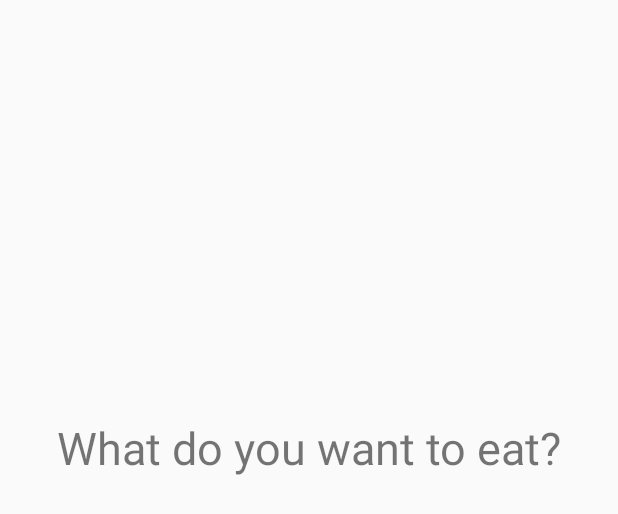
After one commit to pix3lat0r/CPS731Project, an Android app: the layout activity_ingredient_list.xml on its own in the app's theme, with its tools: preview values and no code run, on a phone screen of 412 x 824 dp. The commit adds this screen. Shown: the top 514 px of the screen. Run offline under Robolectric (Android 15) with nearby library versions, the phone set to English and light mode, and no system bars.

Commit message:
inputted some 2 strings in strings.xml

```diff
--- /dev/null
+++ b/app/src/main/res/layout/activity_ingredient_list.xml
@@ -0,0 +1,21 @@
+<?xml version="1.0" encoding="utf-8"?>
+<androidx.constraintlayout.widget.ConstraintLayout
+    xmlns:android="http://schemas.android.com/apk/res/android"
+    xmlns:app="http://schemas.android.com/apk/res-auto"
+    xmlns:tools="http://schemas.android.com/tools"
+    android:layout_width="match_parent"
+    android:layout_height="match_parent">
+
+    <TextView
+        android:id="@+id/whatToEatTitle"
+        android:layout_width="wrap_content"
+        android:layout_height="wrap_content"
+        android:layout_marginBottom="395dp"
+        android:layout_marginTop="168dp"
+        android:text="@string/whatToEatTitle"
+        android:textSize="30sp"
+        app:layout_constraintBottom_toBottomOf="parent"
+        app:layout_constraintEnd_toEndOf="parent"
+        app:layout_constraintStart_toStartOf="parent"
+        app:layout_constraintTop_toTopOf="parent" />
+</androidx.constraintlayout.widget.ConstraintLayout>
--- a/app/src/main/res/values/strings.xml
+++ b/app/src/main/res/values/strings.xml
@@ -3,4 +3,6 @@
     <string name="txtIngredient">Add Ingredient</string>
     <string name="btnAdd">ADD</string>
     <string name="txtResult"></string>
+    <string name="whatToEatTitle">What do you want to eat?</string>
+    <string name="btnGo">GO</string>
 </resources>
```
